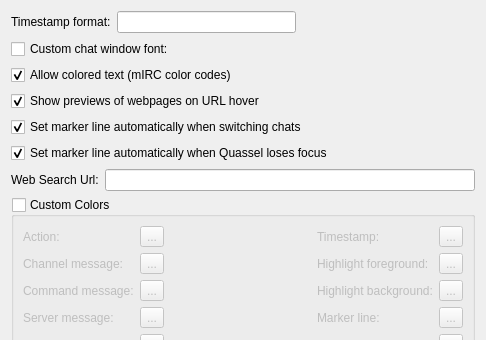
Qt form src/qtui/settingspages/chatviewsettingspage.ui (quassel/quassel) before a commit; both pictures show x 0 to 486 and y 0 to 340 of the 486 by 500 pixel window.
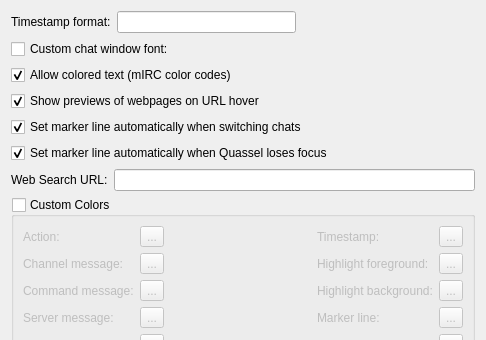
The same form after that commit. Custom widgets are drawn as their Qt base class.

What changed in the file:
```diff
--- a/src/qtui/settingspages/chatviewsettingspage.ui
+++ b/src/qtui/settingspages/chatviewsettingspage.ui
@@ -177,7 +177,7 @@
      <item>
       <widget class="QLabel" name="label_2">
        <property name="text">
-        <string>Web Search Url:</string>
+        <string>Web Search URL:</string>
        </property>
       </widget>
      </item>
```
